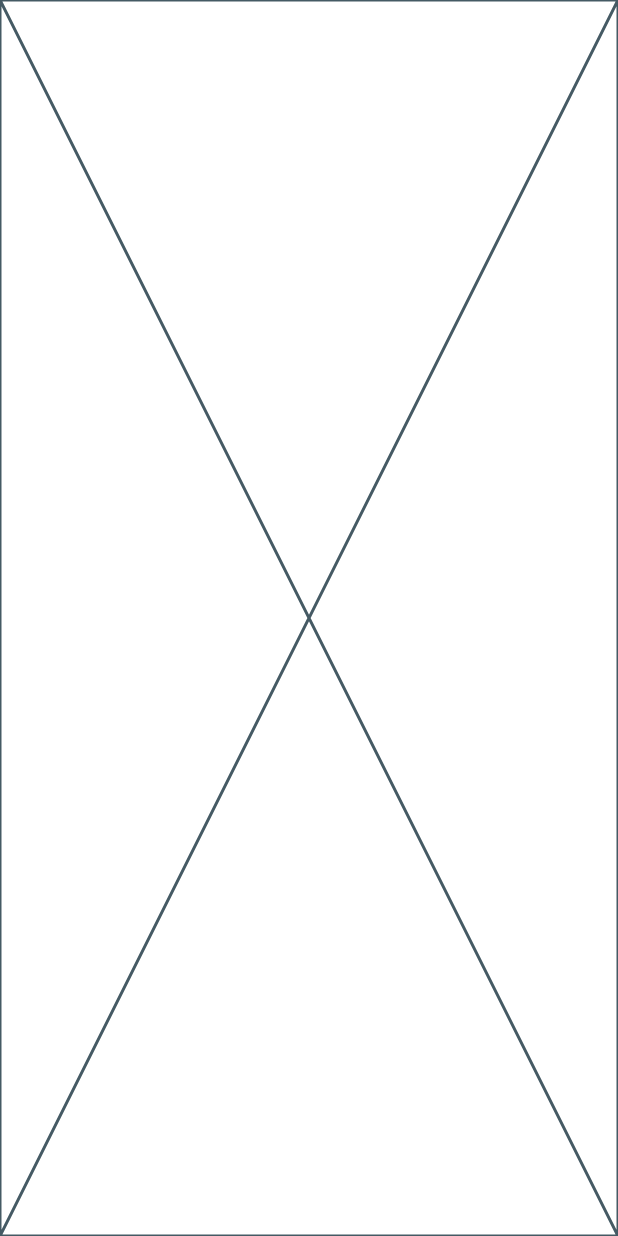
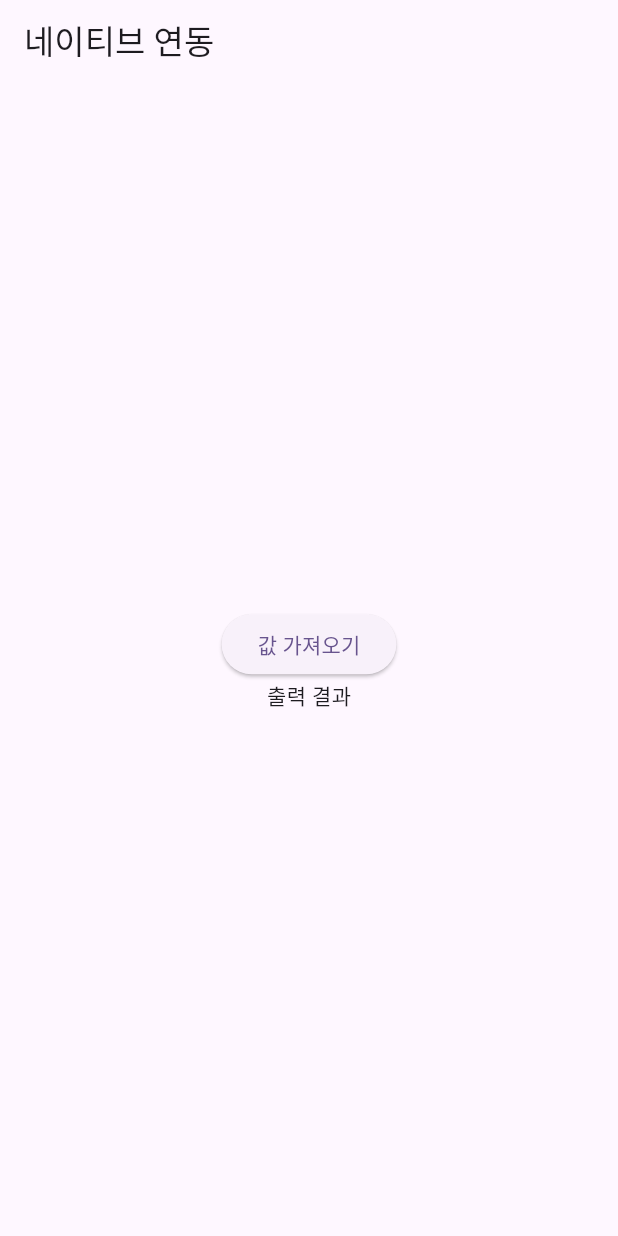
Before and after one commit to junsuk5/koscom_flutter_native_sample, a Flutter app: the screen it shows after launch, on a phone screen of 412 x 824 dp. Run offline on Flutter 3.47's test engine with Material 3 defaults, Android fonts, the phone set to English and light mode, and no system bars.

Commit message:
UI 작성

```diff
--- a/lib/presentation/main/main_screen.dart
+++ b/lib/presentation/main/main_screen.dart
@@ -5,6 +5,22 @@ class MainScreen extends StatelessWidget {
 
   @override
   Widget build(BuildContext context) {
-    return const Placeholder();
+    return Scaffold(
+      appBar: AppBar(
+        title: const Text('네이티브 연동'),
+      ),
+      body: Center(
+        child: Column(
+          mainAxisAlignment: MainAxisAlignment.center,
+          children: [
+            ElevatedButton(
+              onPressed: () {},
+              child: const Text('값 가져오기'),
+            ),
+            Text('출력 결과'),
+          ],
+        ),
+      ),
+    );
   }
 }
```
